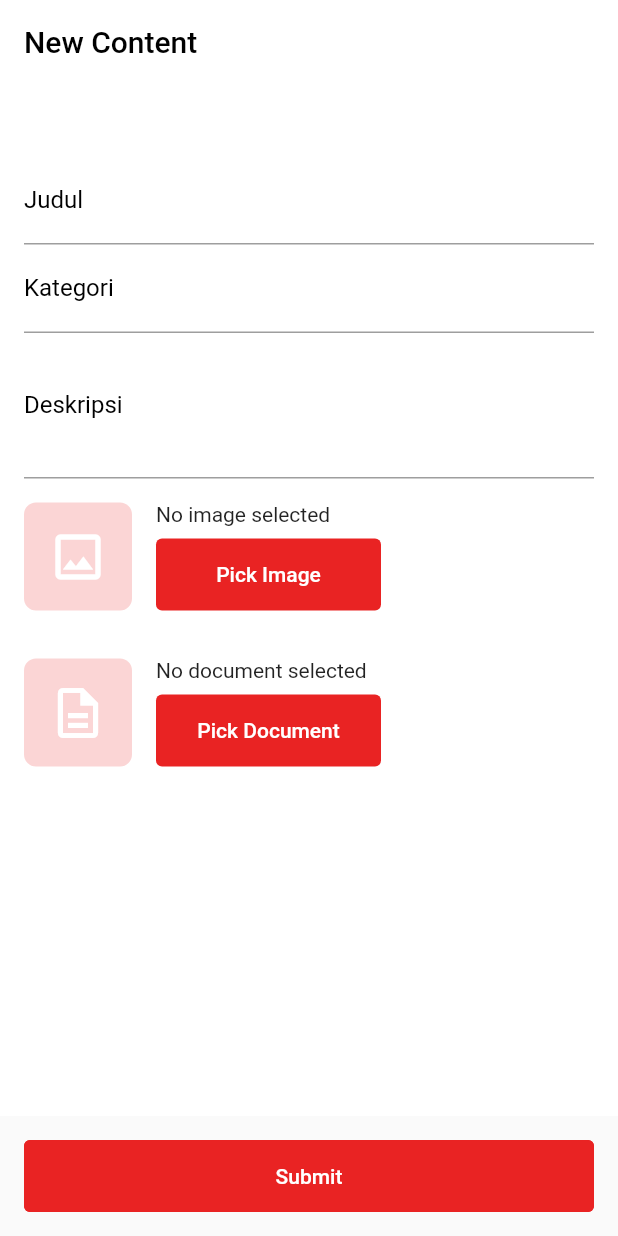
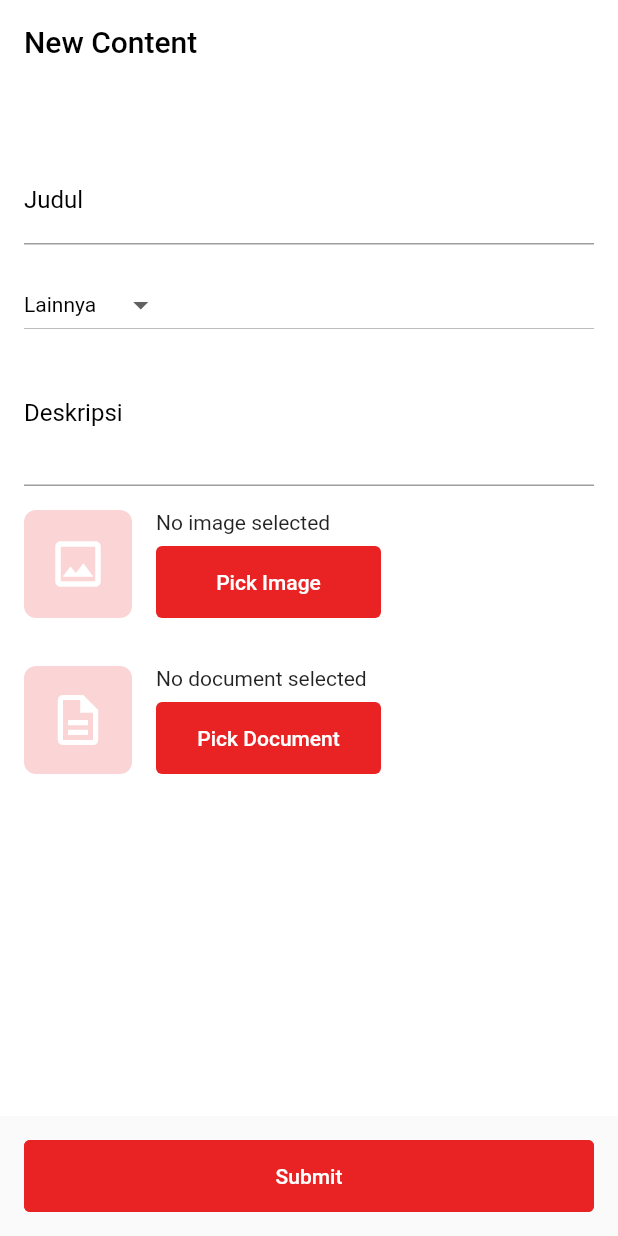
Before and after one commit to CevinWays/medisains, a Flutter app: the FormContentPage screen opened directly, on a phone screen of 412 x 824 dp. Run offline on Flutter 3.47's test engine with Material 2 defaults, Android fonts, the phone set to English and light mode, and no system bars; our stand-ins replace bloc, cached_network_image, carousel_slider, cloud_firestore, date_format, equatable and 12 more; missing offline and left inert: flutter_document_picker; accounts and stored records are empty; network calls fail.

Commit message:
change to dropdown category

```diff
--- a/lib/pages/content/layout/form_content_page.dart
+++ b/lib/pages/content/layout/form_content_page.dart
@@ -20,12 +20,12 @@ class FormContentPage extends StatefulWidget {
 class _FormContentPageState extends State<FormContentPage> {
   TextEditingController _titleController = TextEditingController();
   TextEditingController _descController = TextEditingController();
-  TextEditingController _catController = TextEditingController();
   ContentBloc _contentBloc;
   final GlobalKey<FormState> _formKey = GlobalKey<FormState>();
   File _image;
   File _doc;
   final picker = ImagePicker();
+  String dropdownValue = 'Lainnya';
 
   @override
   void initState() {
@@ -87,18 +87,26 @@ class _FormContentPageState extends State<FormContentPage> {
                               ),
                             ),
                             Container(
-                              child: TextFormField(
-                                controller: _catController,
-                                keyboardType: TextInputType.text,
-                                autovalidateMode: AutovalidateMode.onUserInteraction,
-                                decoration: InputDecoration(
-                                  labelText: "Kategori",
-                                  hintText: "Kategori",
-                                  focusedBorder: UnderlineInputBorder(
-                                    borderSide: BorderSide(color: primaryColor),
-                                  ),
-                                  labelStyle: TextStyle(color: Colors.black, fontSize: 16.0),
-                                ),
+                              margin: EdgeInsets.only(top: 16),
+                              width: MediaQuery.of(context).size.width,
+                              child: DropdownButton<String>(
+                                value: dropdownValue,
+                                icon: Icon(Icons.arrow_drop_down),
+                                iconSize: 24,
+                                elevation: 16,
+                                style: TextStyle(color: Colors.black),
+                                onChanged: (String newValue) {
+                                  setState(() {
+                                    dropdownValue = newValue;
+                                  });
+                                },
+                                items: <String>['Penyakit', 'Obat', 'Kesehatan', 'Lainnya']
+                                    .map<DropdownMenuItem<String>>((String value) {
+                                  return DropdownMenuItem<String>(
+                                    value: value,
+                                    child: Text(value),
+                                  );
+                                }).toList(),
                               ),
                             ),
                             Container(
@@ -107,7 +115,7 @@ class _FormContentPageState extends State<FormContentPage> {
                                 keyboardType: TextInputType.text,
                                 autovalidateMode: AutovalidateMode.onUserInteraction,
                                 maxLines: 3,
-                                validator: (String value)=>ValidatorHelper.validatorEmpty(label: "Studi kasus",value: value),
+                                validator: (String value)=>ValidatorHelper.validatorEmpty(label: "Deskripsi",value: value),
                                 decoration: InputDecoration(
                                   labelText: "Deskripsi",
                                   hintText: "Deskripsi Singkat",
@@ -257,7 +265,7 @@ class _FormContentPageState extends State<FormContentPage> {
       if(_formKey.currentState.validate()){
         if(fileImage != null && fileDoc != null){
           _contentBloc.add(CreateContentEvent(
-              category: _catController.text,
+              category: dropdownValue,
               title: _titleController.text,
               desc: _descController.text,
               fileImage: fileImage,
@@ -268,7 +276,7 @@ class _FormContentPageState extends State<FormContentPage> {
         }
       }
     }catch (e){
-      Fluttertoast.showToast(msg: 'Lengkapi semua data');
+      Fluttertoast.showToast(msg: 'Lengkapi semua data terlebih dahulu');
     }
   }
 
@@ -280,7 +288,7 @@ class _FormContentPageState extends State<FormContentPage> {
     var permissionCameraStatus = await Permission.camera.status;
 
     if(permissionCameraStatus.isGranted){
-      final pickedFile = await picker.getImage(source: ImageSource.camera);
+      final pickedFile = await picker.getImage(source: ImageSource.camera,maxWidth: 640,maxHeight: 480,imageQuality: 50);
       setState(() {
         if (pickedFile != null) {
           _image = File(pickedFile.path);
@@ -294,19 +302,24 @@ class _FormContentPageState extends State<FormContentPage> {
   }
 
   Future getDocument() async{
-    // await Permission.photos.request();
+    FlutterDocumentPickerParams params;
+    String path;
     await Permission.storage.request();
 
     var permissionStorageStatus = await Permission.storage.status;
 
     if(permissionStorageStatus.isGranted){
-      FlutterDocumentPickerParams params = FlutterDocumentPickerParams(
-        allowedFileExtensions: ['pdf'],
-      );
-      final path = await FlutterDocumentPicker.openDocument(params: params);
-      setState(() {
-        _doc = File(path);
-      });
+      try{
+        params = FlutterDocumentPickerParams(
+          allowedFileExtensions: ['pdf'],
+        );
+        path = await FlutterDocumentPicker.openDocument(params: params);
+        setState(() {
+          _doc = File(path);
+        });
+      }catch(e){
+        Fluttertoast.showToast(msg: 'Hanya format pdf yang di izinkan');
+      }
     }else{
       Fluttertoast.showToast(msg: "Tidak di izinkan, silahkan coba lagi");
     }
```
Also changed, not shown: lib/pages/content/layout/edit_content_page.dart (+25 -19 lines).
